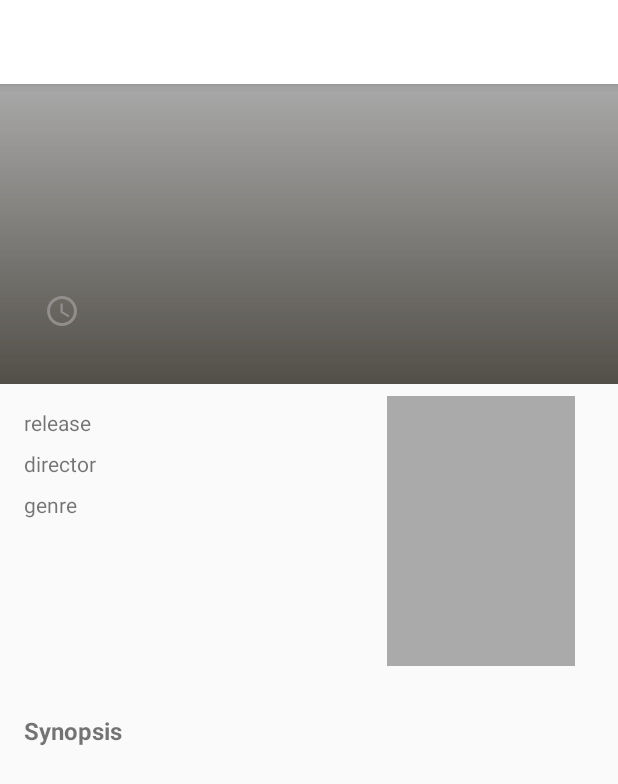
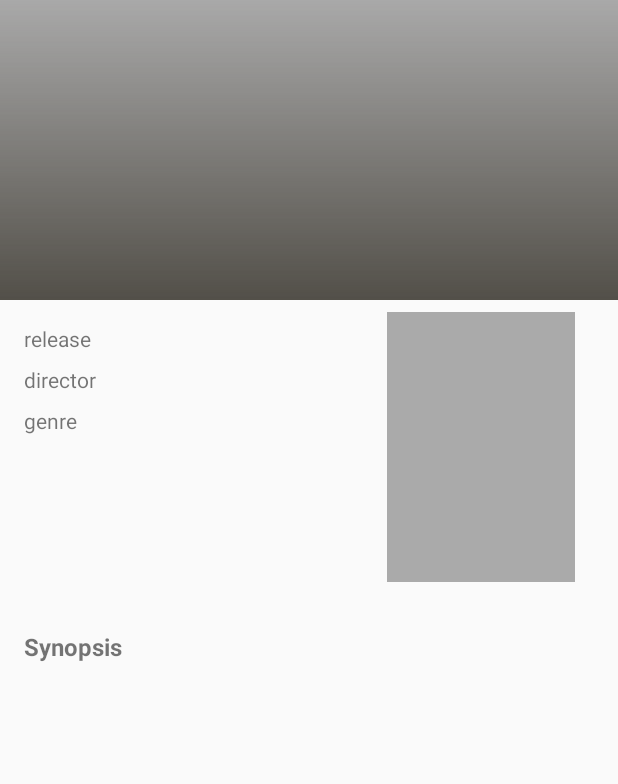
Before and after one commit to roningrum/WeSeeMovie, an Android app: the DetailMovieActivity screen opened directly, with no data from a screen before it, on a phone screen of 412 x 824 dp. Shown: the top 784 px of the screen. Run offline under Robolectric (Android 15) with nearby library versions, the phone set to English and light mode, and no system bars.

Commit message:
Update Project

```diff
--- a/app/src/main/AndroidManifest.xml
+++ b/app/src/main/AndroidManifest.xml
@@ -1,6 +1,7 @@
 <?xml version="1.0" encoding="utf-8"?>
 <manifest xmlns:android="http://schemas.android.com/apk/res/android"
     xmlns:tools="http://schemas.android.com/tools"
+    xmlns:app="http://schemas.android.com/apk/res-auto"
     package="com.roningrum.weseemovie">
 
     <application
@@ -17,7 +18,7 @@
         <activity android:name=".ui.detail.DetailTVActivity" />
         <activity
             android:name=".ui.detail.DetailMovieActivity"
-            android:theme="@style/AppTheme.NoActionBar" />
+            app:theme="@style/AppTheme.NoActionBar" />
         <activity
             android:name=".ui.home.HomeMenuActivity"
             android:label="@string/app_name">
--- a/app/src/main/java/com/roningrum/weseemovie/utils/MovieDataDummy.java
+++ b/app/src/main/java/com/roningrum/weseemovie/utils/MovieDataDummy.java
@@ -11,10 +11,10 @@ public class MovieDataDummy {
         movies.add(new Movie(
                 "A Star is Born(2018)",
                 "Drama,Romance, Music",
-                "October 5th 2018",
+                "2h 15m",
                 "Seasoned musician Jackson Maine discovers  and falls in love with — struggling artist Ally. She has just about given up on her dream to make it big as a singer — until Jack coaxes her into the spotlight. But even as Ally\\'s career takes off, the personal side of their relationship is breaking down, as Jack fights an ongoing battle with his own internal demons",
                 "Bradley Cooper",
-                "2h 15m",
+                "October 5th 2018",
                 R.drawable.banner_movie_astarisborn,
                 R.drawable.poster_a_start_is_born
         ));
--- a/app/src/main/res/layout/activity_detail_movie.xml
+++ b/app/src/main/res/layout/activity_detail_movie.xml
@@ -8,15 +8,85 @@
 
     <com.google.android.material.appbar.AppBarLayout
         android:layout_width="match_parent"
-        android:layout_height="wrap_content"
-        android:theme="@style/AppTheme.AppBarOverlay">
+        android:layout_height="200dp"
+        android:background="@android:color/transparent"
+        android:fitsSystemWindows="true"
+        android:theme="@style/AppTheme.AppBarOverlay"
+        app:elevation="0dp">
+
+        <com.google.android.material.appbar.CollapsingToolbarLayout
+            android:id="@+id/collapse_toolbar"
+            android:layout_width="match_parent"
+            android:layout_height="match_parent"
+            android:background="@android:color/transparent"
+            app:contentScrim="@color/colorAccent"
+            app:layout_scrollFlags="scroll|exitUntilCollapsed"
+            app:titleEnabled="true">
+
+            <ImageView
+                android:id="@+id/img_detail_photo_banner"
+                android:layout_width="match_parent"
+                android:layout_height="200dp"
+                android:contentDescription="@string/movie_banner"
+                android:fitsSystemWindows="true"
+                android:scaleType="centerCrop"
+                app:layout_collapseMode="parallax"
+                app:srcCompat="@android:color/darker_gray"
+                tools:srcCompat="@android:color/darker_gray" />
+
+            <View
+                android:id="@+id/view_backdrop_detail"
+                android:layout_width="match_parent"
+                android:layout_height="200dp"
+                android:background="@drawable/bg_poster_banner" />
+
+            <androidx.constraintlayout.widget.ConstraintLayout
+                android:layout_width="match_parent"
+                android:layout_height="match_parent"
+                android:layout_gravity="bottom|start"
+                android:layout_marginStart="16dp"
+                app:layout_collapseMode="parallax"
+                app:layout_collapseParallaxMultiplier="1.0">
+
+                <TextView
+                    android:id="@+id/tv_name_movie_detail"
+                    android:layout_width="match_parent"
+                    android:layout_height="wrap_content"
+                    android:layout_marginStart="0dp"
+                    android:layout_marginTop="105dp"
+                    android:layout_marginEnd="8dp"
+                    android:textColor="#F5EFEF"
+                    android:textSize="18sp"
+                    app:layout_constraintEnd_toEndOf="parent"
+                    app:layout_constraintHorizontal_bias="0.0"
+                    app:layout_constraintStart_toStartOf="parent"
+                    app:layout_constraintTop_toTopOf="parent"
+                    tools:text="Batman" />
+
+                <TextView
+                    android:id="@+id/tv_duration_movie_item"
+                    android:layout_width="wrap_content"
+                    android:layout_height="wrap_content"
+                    android:layout_marginStart="0dp"
+                    android:layout_marginTop="4dp"
+                    android:layout_marginEnd="4dp"
+                    android:padding="4dp"
+                    android:textColor="#D1CDCD"
+                    android:textSize="16sp"
+                    app:layout_constraintEnd_toEndOf="parent"
+                    app:layout_constraintHorizontal_bias="0.0"
+                    app:layout_constraintStart_toStartOf="parent"
+                    app:layout_constraintTop_toBottomOf="@+id/tv_name_movie_detail"
+                    tools:text=" 2hr 04 min" />
+            </androidx.constraintlayout.widget.ConstraintLayout>
 
         <androidx.appcompat.widget.Toolbar
             android:id="@+id/toolbar"
             android:layout_width="match_parent"
             android:layout_height="?attr/actionBarSize"
-            android:background="?attr/colorPrimary"
+            app:layout_collapseMode="pin"
             app:popupTheme="@style/AppTheme.PopupOverlay" />
+        </com.google.android.material.appbar.CollapsingToolbarLayout>
 
     </com.google.android.material.appbar.AppBarLayout>
 
--- a/app/src/main/res/layout/content_detail_movie.xml
+++ b/app/src/main/res/layout/content_detail_movie.xml
@@ -1,57 +1,8 @@
 <?xml version="1.0" encoding="utf-8"?>
 <androidx.constraintlayout.widget.ConstraintLayout xmlns:android="http://schemas.android.com/apk/res/android"
     xmlns:app="http://schemas.android.com/apk/res-auto"
-    xmlns:tools="http://schemas.android.com/tools"
     android:layout_width="match_parent"
-    android:layout_height="wrap_content">
-
-
-    <ImageView
-        android:id="@+id/img_detail_photo_banner"
-        android:layout_width="match_parent"
-        android:layout_height="200dp"
-        android:contentDescription="@string/movie_banner"
-        android:scaleType="fitXY"
-        app:layout_constraintEnd_toEndOf="parent"
-        app:layout_constraintHorizontal_bias="0.0"
-        app:layout_constraintStart_toStartOf="parent"
-        app:layout_constraintTop_toTopOf="parent"
-        app:srcCompat="@android:color/darker_gray"
-        tools:srcCompat="@android:color/darker_gray" />
-
-    <View
-        android:layout_width="match_parent"
-        android:layout_height="200dp"
-        android:background="@drawable/bg_poster_banner"
-        app:layout_constraintEnd_toEndOf="parent"
-        app:layout_constraintStart_toStartOf="@+id/img_detail_photo_banner"
-        app:layout_constraintTop_toTopOf="parent" />
-
-
-    <TextView
-        android:id="@+id/tv_name_movie_detail"
-        android:layout_width="wrap_content"
-        android:layout_height="wrap_content"
-        android:layout_marginStart="16dp"
-        android:layout_marginTop="104dp"
-        android:textColor="#F5EFEF"
-        android:textSize="20sp"
-        app:layout_constraintStart_toStartOf="@+id/img_detail_photo_banner"
-        app:layout_constraintTop_toTopOf="parent"
-        tools:text="Batman" />
-
-    <TextView
-        android:id="@+id/tv_duration_movie_item"
-        android:layout_width="wrap_content"
-        android:layout_height="wrap_content"
-        android:layout_marginTop="8dp"
-        android:drawableStart="@drawable/ic_access_time_black_24dp"
-        android:textColor="#BEB4B4"
-        app:layout_constraintEnd_toEndOf="parent"
-        app:layout_constraintHorizontal_bias="0.076"
-        app:layout_constraintStart_toStartOf="parent"
-        app:layout_constraintTop_toBottomOf="@+id/tv_name_movie_detail"
-        tools:text=" 2hr 04 min" />
+    android:layout_height="match_parent">
 
     <androidx.constraintlayout.widget.Guideline
         android:id="@+id/guideline"
@@ -67,8 +18,7 @@
         android:layout_height="wrap_content"
         app:layout_constraintEnd_toEndOf="parent"
         app:layout_constraintHorizontal_bias="0.0"
-        app:layout_constraintStart_toStartOf="parent"
-        app:layout_constraintTop_toBottomOf="@+id/img_detail_photo_banner" />
+        app:layout_constraintStart_toStartOf="parent" />
 
     <include
         android:id="@+id/include_synopsis_layout"
--- a/app/src/main/res/values/styles.xml
+++ b/app/src/main/res/values/styles.xml
@@ -1,7 +1,7 @@
 <resources xmlns:tools="http://schemas.android.com/tools">
 
     <!-- Base application theme. -->
-    <style name="AppTheme" parent="Theme.AppCompat.Light">
+    <style name="AppTheme" parent="Theme.AppCompat.Light.NoActionBar">
         <!-- Customize your theme here. -->
         <item name="colorPrimary">@color/colorPrimary</item>
         <item name="colorPrimaryDark">@color/colorPrimaryDark</item>
@@ -19,4 +19,8 @@
 
     <style name="AppTheme.PopupOverlay" parent="ThemeOverlay.AppCompat.Light" />
 
+    <style name="CollapsingToolbarLayoutExpandedTextStyle">
+        <item name="android:textColor">@android:color/black</item>
+    </style>
+
 </resources>
```
